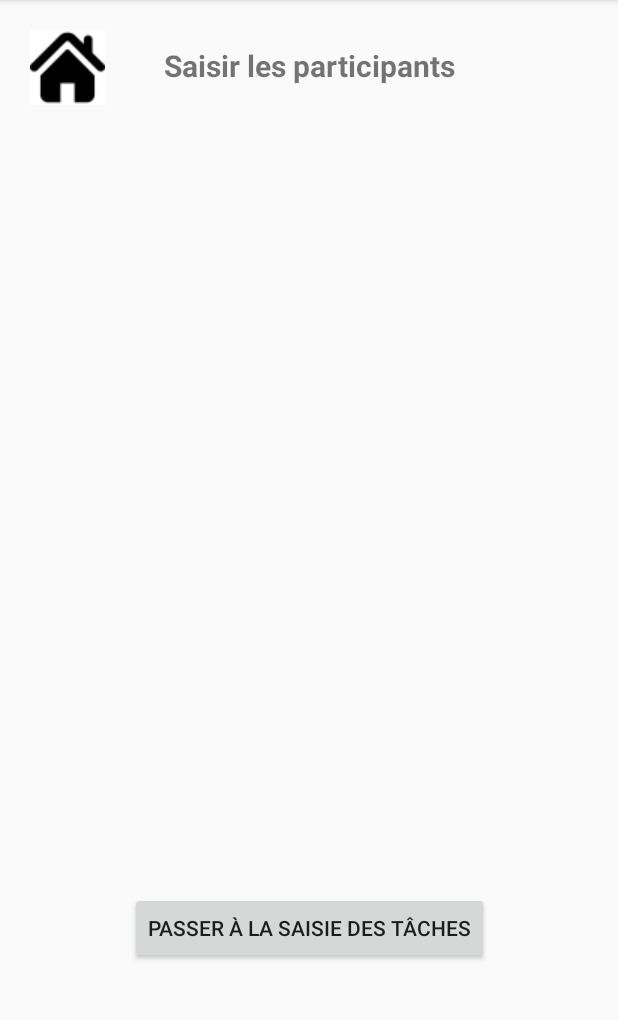
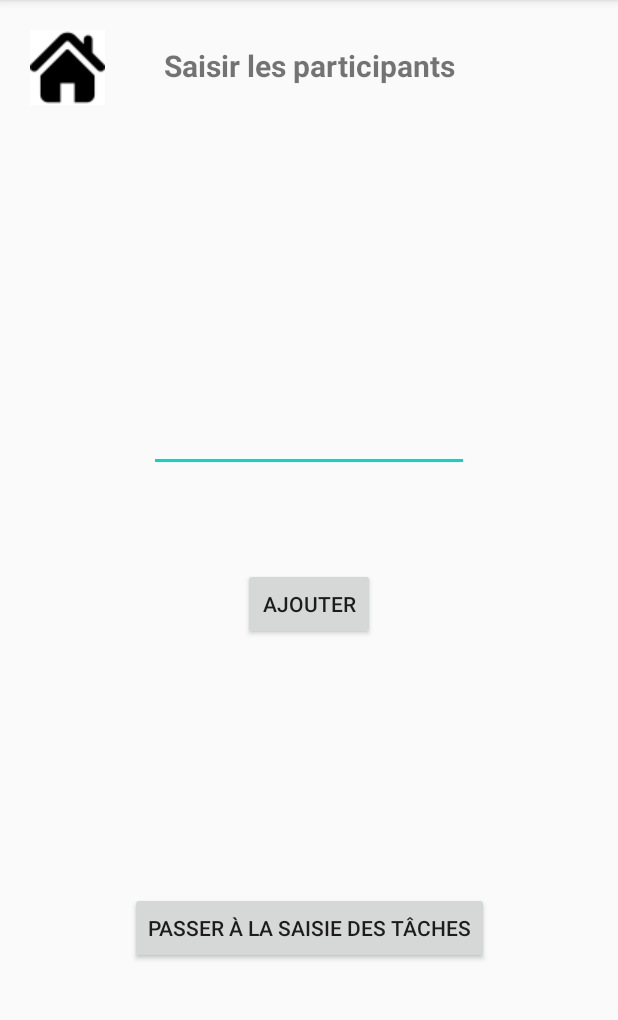
Before and after one commit to ThomasChatard/telephone, an Android app: the RoueHasardPersonnes screen opened directly, with no data from a screen before it, on a phone screen of 412 x 824 dp, the part 84-1104 px from its top. Run offline under Robolectric (Android 15) with nearby library versions, the phone set to English and light mode, and no system bars.

Commit message:
Ouais bo jeu

```diff
--- a/app/src/main/res/layout/rouehasardpersonnes.xml
+++ b/app/src/main/res/layout/rouehasardpersonnes.xml
@@ -44,9 +44,33 @@
         android:text="@string/bouton_roue_hasard_personnes"
         app:layout_constraintBottom_toBottomOf="parent"
         app:layout_constraintEnd_toEndOf="parent"
-        app:layout_constraintHorizontal_bias="0.507"
+        app:layout_constraintHorizontal_bias="0.5"
         app:layout_constraintStart_toStartOf="parent"
         app:layout_constraintTop_toBottomOf="@+id/textView"
         app:layout_constraintVertical_bias="1.0" />
 
+    <Button
+        android:id="@+id/ajouter"
+        android:layout_width="wrap_content"
+        android:layout_height="wrap_content"
+        android:layout_marginBottom="168dp"
+        android:text="@string/ajouter"
+        app:layout_constraintBottom_toTopOf="@+id/suivant"
+        app:layout_constraintEnd_toEndOf="parent"
+        app:layout_constraintHorizontal_bias="0.5"
+        app:layout_constraintStart_toStartOf="parent" />
+
+    <EditText
+        android:id="@+id/et1"
+        android:layout_width="wrap_content"
+        android:layout_height="wrap_content"
+        android:ems="10"
+        android:inputType="textPersonName"
+        android:text=""
+        app:layout_constraintBottom_toTopOf="@+id/ajouter"
+        app:layout_constraintEnd_toEndOf="parent"
+        app:layout_constraintStart_toStartOf="parent"
+        app:layout_constraintTop_toBottomOf="@+id/textView"
+        app:layout_constraintVertical_bias="0.768" />
+
 </androidx.constraintlayout.widget.ConstraintLayout>
--- a/app/src/main/res/values/strings.xml
+++ b/app/src/main/res/values/strings.xml
@@ -6,4 +6,5 @@
     <string name="bouton_roue_hasard_personnes">Passer à la saisie des tâches</string>
     <string name="saisir_taches">Saisir les tâches</string>
     <string name="parametres">Paramètres</string>
+    <string name="ajouter">Ajouter</string>
 </resources>
```
Also changed, not shown: app/src/main/java/com/example/tacheroulette/RoueHasard.java (+22 -5 lines), app/src/main/java/com/example/tacheroulette/RoueHasardTaches.java (+12 -0 lines), app/src/main/res/layout/rouehasard.xml (+12 -0 lines), app/src/main/res/layout/rouehasardtaches.xml (+10 -0 lines).
